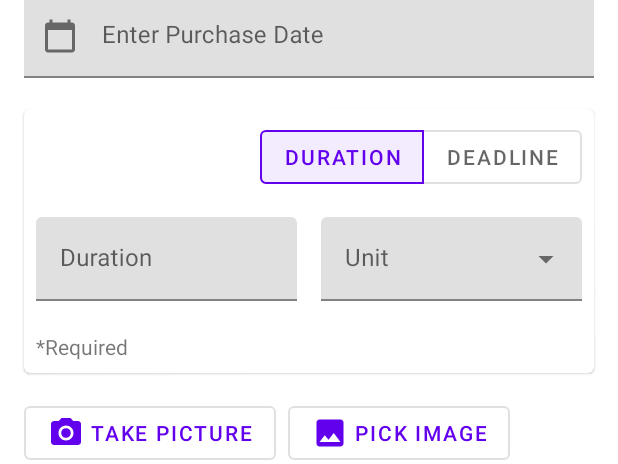
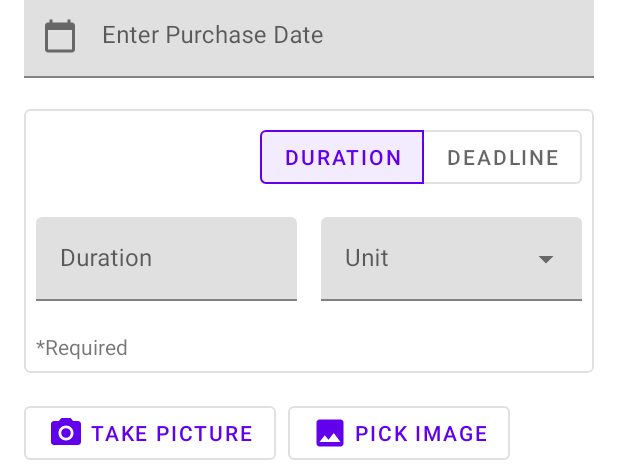
Before and after one commit to neyhuansikoko/warranty-logger, an Android app: the layout fragment_add_warranty.xml on its own in the app's theme, with its tools: preview values and no code run, on a phone screen of 412 x 824 dp. Shown: the part 310-774 px from the top of the screen. Run offline under Robolectric (Android 15) with nearby library versions, the light colour scheme and no system bars.

```diff
--- a/app/src/main/java/com/neyhuansikoko/warrantylogger/Constants.kt
+++ b/app/src/main/java/com/neyhuansikoko/warrantylogger/Constants.kt
@@ -10,3 +10,5 @@ const val NOTIFICATION_ID: Int = 37
 const val DEFAULT_DURATION: Int = 2
 
 const val FILENAME_FORMAT = "yyyy-MM-dd-HH-mm-ss-SSS"
+
+const val FLASH_MODE_KEY = "FLASH_MODE_KEY"
--- a/app/src/main/java/com/neyhuansikoko/warrantylogger/view/AddWarrantyFragment.kt
+++ b/app/src/main/java/com/neyhuansikoko/warrantylogger/view/AddWarrantyFragment.kt
@@ -104,8 +104,8 @@ class AddWarrantyFragment : Fragment() {
                             layoutAddDuration.visibility = View.VISIBLE
                         }
                         R.id.btn_tg_add_expiration_date -> {
+                            layoutAddDuration.visibility = View.GONE
                             tilAddExpirationDate.visibility = View.VISIBLE
-                            layoutAddDuration.visibility = View.GONE
                         }
                     }
                 }
--- /dev/null
+++ b/app/src/main/res/color/stroke_color.xml
@@ -0,0 +1,5 @@
+<?xml version="1.0" encoding="utf-8"?>
+<selector xmlns:android="http://schemas.android.com/apk/res/android">
+    <item android:color="?attr/colorPrimary" android:state_checked="true"/>
+    <item android:alpha="0.12" android:color="?attr/colorOnSurface" android:state_checked="false"/>
+</selector>
--- a/app/src/main/res/layout/fragment_add_warranty.xml
+++ b/app/src/main/res/layout/fragment_add_warranty.xml
@@ -74,13 +74,17 @@
             android:id="@+id/card"
             android:layout_width="match_parent"
             android:layout_height="wrap_content"
-            android:layout_marginBottom="16dp">
+            android:layout_marginBottom="16dp"
+            app:strokeWidth="1dp"
+            app:strokeColor="@color/stroke_color"
+            app:cardElevation="0dp">
 
             <LinearLayout
                 android:layout_width="match_parent"
                 android:layout_height="match_parent"
                 android:orientation="vertical"
-                android:padding="8dp">
+                android:padding="8dp"
+                android:animateLayoutChanges="true">
 
                 <com.google.android.material.button.MaterialButtonToggleGroup
                     android:id="@+id/tg_add_deadline"
```
Also changed, not shown: app/src/main/java/com/neyhuansikoko/warrantylogger/view/CameraFragment.kt (+29 -2 lines).
